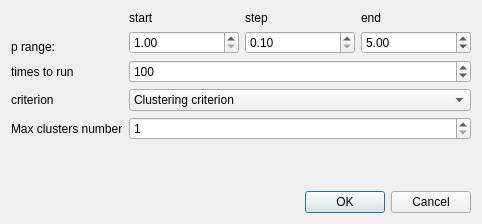
Before: the Qt Designer form ui/auto_choose_p.ui in eremeykin/ectgui2, drawn with Qt 5.
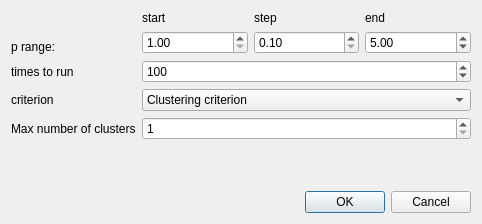
After: the same form once the commit is applied.

Commit message: Changed Max clusters number to Max number of clusters

Patch:
```diff
--- a/ui/auto_choose_p.ui
+++ b/ui/auto_choose_p.ui
@@ -167,7 +167,7 @@
      <item row="4" column="0">
       <widget class="QLabel" name="label_7">
        <property name="text">
-        <string>Max clusters number</string>
+        <string>Max number of clusters</string>
        </property>
       </widget>
      </item>
```
The commit also changes 2 other files.
